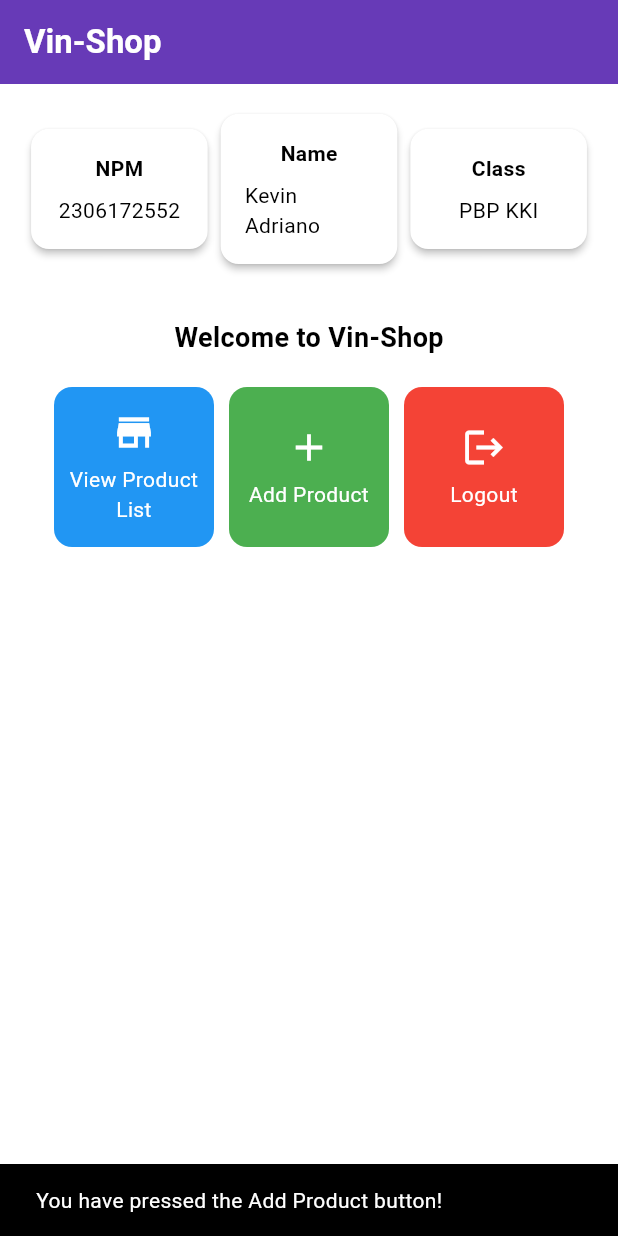
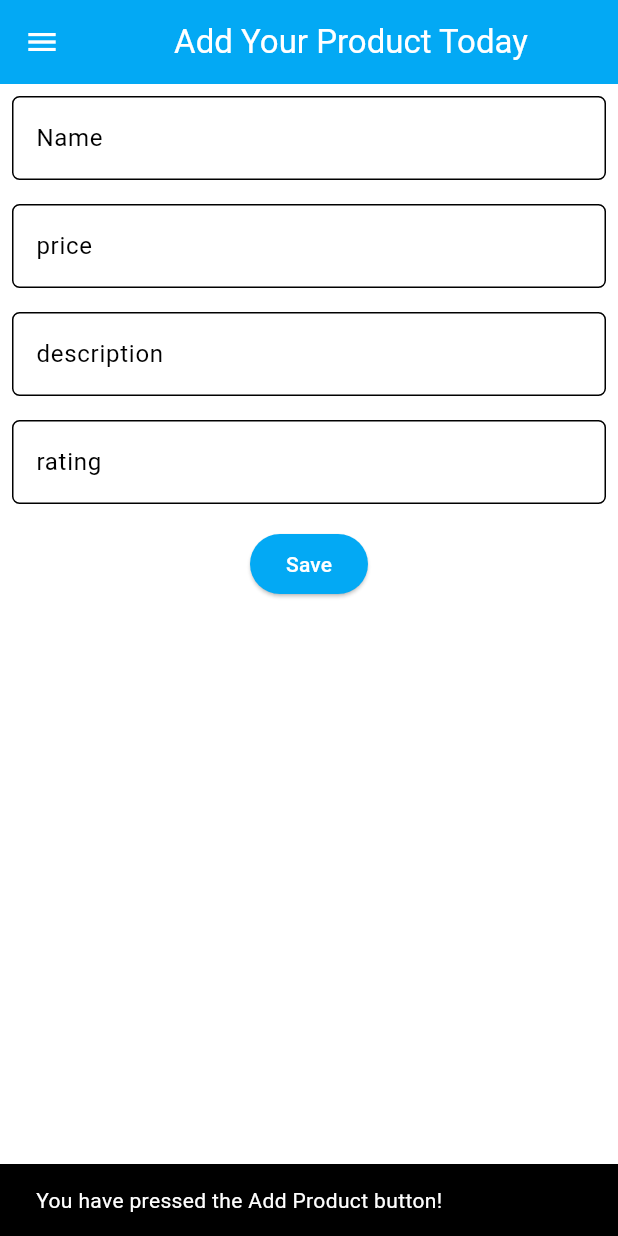
Before and after one commit to kevinadriano1/vin-shop-mobile, a Flutter app: the screen it shows after launch, after a tap on "Add Product", on a phone screen of 412 x 824 dp. Run offline on Flutter 3.47's test engine with Material 3 defaults, Android fonts, the phone set to English and light mode, and no system bars.

Commit message:
assignment 8

```diff
--- a/lib/main.dart
+++ b/lib/main.dart
@@ -1,5 +1,5 @@
 import 'package:flutter/material.dart';
-import 'package:vin_shop/menu.dart';
+import 'package:vin_shop/screens/menu.dart';
 
 void main() {
   runApp(const MyApp());
@@ -30,8 +30,8 @@
         // This works for code too, not just values: Most code changes can be
         // tested with just a hot reload.
         colorScheme: ColorScheme.fromSwatch(
-        primarySwatch: Colors.deepPurple,
-        ).copyWith(secondary: Colors.deepPurple[400]),
+        primarySwatch: Colors.lightBlue,
+        ).copyWith(secondary: Colors.lightBlue[400]),
         useMaterial3: true,
       ),
       home: MyHomePage(),
--- a/lib/menu.dart
+++ b/lib/screens/menu.dart
@@ -1,4 +1,6 @@
 import 'package:flutter/material.dart';
+import 'package:vin_shop/widgets/left_drawer.dart';
+import 'package:vin_shop/widgets/product_card.dart';
 
 class MyHomePage extends StatelessWidget {
   MyHomePage({super.key});
@@ -20,6 +22,7 @@
       // AppBar is the top part of the page that displays the title.
       appBar: AppBar(
         // The title of the application "Mental Health Tracker" with white text and bold font.
+        iconTheme: const IconThemeData(color: Colors.white),
         title: const Text(
           'Vin-Shop',
 
@@ -31,6 +34,7 @@
         // The background color of the AppBar is obtained from the application theme color scheme.
         backgroundColor: Theme.of(context).colorScheme.primary,
       ),
+      drawer: const LeftDrawer(),
       // Body of the page with paddings around it.
       body: Padding(
         padding: const EdgeInsets.all(16.0),
@@ -127,65 +131,3 @@
     );
   }
 }
-
-class ItemHomepage {
-     final String name;
-     final IconData icon;
-      final Color color;
-
-     ItemHomepage(this.name, this.icon, this.color);
- }
-
-class ItemCard extends StatelessWidget {
-  // Display the card with an icon and name.
-
-  final ItemHomepage item;
-
-  const ItemCard(this.item, {super.key});
-
-  @override
-  Widget build(BuildContext context) {
-    return Material(
-      // Specify the background color of the application theme.
-      color: item.color,
-      // Round the card border.
-      borderRadius: BorderRadius.circular(12),
-
-      child: InkWell(
-        // Action when the card is pressed.
-        onTap: () {
-          // Display the SnackBar message when the card is pressed.
-          ScaffoldMessenger.of(context)
-            ..hideCurrentSnackBar()
-            ..showSnackBar(
-              SnackBar(content: Text("You have pressed the ${item.name} button!"))
-            );
-        },
-        // Container to store the Icon and Text
-        child: Container(
-          padding: const EdgeInsets.all(8),
-          child: Center(
-            child: Column(
-              // Place the Icon and Text in the center of the card.
-              mainAxisAlignment: MainAxisAlignment.center,
-              children: [
-                Icon(
-                  item.icon,
-                  color: Colors.white,
-                  size: 30.0,
-                ),
-                const Padding(padding: EdgeInsets.all(3)),
-                Text(
-                  item.name,
-                  textAlign: TextAlign.center,
-                  style: const TextStyle(color: Colors.white),
-                ),
-              ],
-            ),
-          ),
-        ),
-      ),
-    );
-  }
-
-}
--- /dev/null
+++ b/lib/screens/productentry_form.dart
@@ -0,0 +1,197 @@
+import 'package:flutter/material.dart';
+import 'package:vin_shop/widgets/left_drawer.dart';
+
+class ProductEntryFormPage extends StatefulWidget {
+  const ProductEntryFormPage({super.key});
+
+  @override
+  State<ProductEntryFormPage> createState() => _ProductEntryFormPageState();
+}
+
+class _ProductEntryFormPageState extends State<ProductEntryFormPage> {
+  final _formKey = GlobalKey<FormState>();
+  String _name = "";
+  int _price = 0;
+	String _description = "";
+	int _rating = 0;
+
+  @override
+  Widget build(BuildContext context) {
+    return Scaffold(
+      appBar: AppBar(
+        title: const Center(
+          child: Text(
+            'Add Your Product Today',
+          ),
+        ),
+        backgroundColor: Theme.of(context).colorScheme.primary,
+        foregroundColor: Colors.white,
+      ),
+      drawer: const LeftDrawer(),
+      body: Form(
+        key: _formKey,
+        child: SingleChildScrollView(
+          child: Column(
+            crossAxisAlignment: CrossAxisAlignment.start,
+            children: [
+
+              Padding(
+                padding: const EdgeInsets.all(8.0),
+                child: TextFormField(
+                  decoration: InputDecoration(
+                    hintText: "Name",
+                    labelText: "Name",
+                    border: OutlineInputBorder(
+                      borderRadius: BorderRadius.circular(5.0),
+                    ),
+                  ),
+                  onChanged: (String? value) {
+                    setState(() {
+                      _name = value!;
+                    });
+                  },
+                  validator: (String? value) {
+                    if (value == null || value.isEmpty) {
+                      return "name cannot be empty!";
+                    }
+                    return null;
+                  },
+                ),
+              ),
+
+
+              Padding(
+                padding: const EdgeInsets.all(8.0),
+                child: TextFormField(
+                  decoration: InputDecoration(
+                    hintText: "price",
+                    labelText: "price",
+                    border: OutlineInputBorder(
+                      borderRadius: BorderRadius.circular(5.0),
+                    ),
+                  ),
+                  keyboardType: TextInputType.number,
+                  onChanged: (String? value) {
+                    setState(() {
+                      _price = int.tryParse(value!) ?? 0;
+                    });
+                  },
+                  validator: (String? value) {
+                    if (value == null || value.isEmpty) {
+                      return "price cannot be empty!";
+                    }
+                    if (int.tryParse(value) == null) {
+                      return "price must be a number!";
+                    }
+                    return null;
+                  },
+                ),
+              ),
+
+              Padding(
+                padding: const EdgeInsets.all(8.0),
+                child: TextFormField(
+                  decoration: InputDecoration(
+                    hintText: "description",
+                    labelText: "description",
+                    border: OutlineInputBorder(
+                      borderRadius: BorderRadius.circular(5.0),
+                    ),
+                  ),
+                  onChanged: (String? value) {
+                    setState(() {
+                      _description = value!;
+                    });
+                  },
+                  validator: (String? value) {
+                    if (value == null || value.isEmpty) {
+                      return "description cannot be empty!";
+                    }
+                    return null;
+                  },
+                ),
+              ),
+
+              Padding(
+                padding: const EdgeInsets.all(8.0),
+                child: TextFormField(
+                  decoration: InputDecoration(
+                    hintText: "rating",
+                    labelText: "rating",
+                    border: OutlineInputBorder(
+                      borderRadius: BorderRadius.circular(5.0),
+                    ),
+                  ),
+                  keyboardType: TextInputType.number,
+                  onChanged: (String? value) {
+                    setState(() {
+                      _rating = int.tryParse(value!) ?? 0;
+                    });
+                  },
+                  validator: (String? value) {
+                    if (value == null || value.isEmpty) {
+                      return "rating cannot be empty!";
+                    }
+                    if (int.tryParse(value) == null) {
+                      return "rating must be a number!";
+                    }
+                    return null;
+                  },
+                ),
+              ),
+
+              Align(
+                alignment: Alignment.bottomCenter,
+                child: Padding(
+                  padding: const EdgeInsets.all(8.0),
+                  child: ElevatedButton(
+                    style: ButtonStyle(
+                      backgroundColor: MaterialStateProperty.all(
+                          Theme.of(context).colorScheme.primary),
+                    ),
+                    onPressed: () {
+                    if (_formKey.currentState!.validate()) {
+                      showDialog(
+                        context: context,
+                        builder: (context) {
+                          return AlertDialog(
+                            title: const Text('Product successfully saved'),
+                            content: SingleChildScrollView(
+                              child: Column(
+                                crossAxisAlignment: CrossAxisAlignment.start,
+                                children: [
+                                  Text('Name: $_name'),
+                                  Text('Price: $_price'),
+                                  Text('Description: $_description'),  // Displaying _description
+                                  Text('Rating: $_rating'),  // Displaying _rating
+                                ],
+                              ),
+                            ),
+                            actions: [
+                              TextButton(
+                                child: const Text('OK'),
+                                onPressed: () {
+                                  Navigator.pop(context);
+                                  _formKey.currentState!.reset();
+                                },
+                              ),
+                            ],
+                          );
+                        },
+                      );
+                    }
+                  },
+                  child: const Text(
+                    "Save",
+                    style: TextStyle(color: Colors.white),
+                  ),
+                ),
+                ),
+              ),
+            ],
+          ),
+        ),
+      ),
+    );
+  }
+}
--- /dev/null
+++ b/lib/widgets/left_drawer.dart
@@ -0,0 +1,74 @@
+import 'package:flutter/material.dart';
+import 'package:vin_shop/screens/menu.dart';
+import 'package:vin_shop/screens/productentry_form.dart';
+
+class LeftDrawer extends StatelessWidget {
+  const LeftDrawer({super.key});
+
+  @override
+  Widget build(BuildContext context) {
+    return Drawer(
+      child: ListView(
+        children: [
+          DrawerHeader(
+
+            decoration: BoxDecoration(
+              color: Theme.of(context).colorScheme.primary,
+            ),
+            child: const Column(
+              children: [
+                Text(
+                  'Vin-Shop',
+                  textAlign: TextAlign.center,
+                  style: TextStyle(
+                    fontSize: 24,
+                    fontWeight: FontWeight.bold,
+                    color: Colors.white,
+                  ),
+                ),
+                Padding(padding: EdgeInsets.all(8)),
+                Text(
+                  "Buy your products every day here!",
+                  textAlign: TextAlign.center,
+                  style: TextStyle(
+                    fontSize: 15,
+                    color: Colors.white,
+                    fontWeight: FontWeight.normal,
+                  ),
+                ),
+              ],
+            ),
+
+          ),
+
+          ListTile(
+            leading: const Icon(Icons.home_outlined),
+            title: const Text('Home Page'),
+            // Redirection part to MyHomePage
+            onTap: () {
+              Navigator.pushReplacement(
+                  context,
+                  MaterialPageRoute(
+                    builder: (context) => MyHomePage(),
+                  ));
+            },
+          ),
+          ListTile(
+            leading: const Icon(Icons.shop),
+            title: const Text('Add Product'),
+            // Redirection part to ProductEntryFormPage
+            onTap: () {
+              Navigator.pop(context); // Close the drawer
+              Navigator.push(
+                context,
+                MaterialPageRoute(
+                  builder: (context) => const ProductEntryFormPage(),
+                ),
+              );
+            },
+          ),
+        ],
+      ),
+    );
+  }
+}
--- /dev/null
+++ b/lib/widgets/product_card.dart
@@ -0,0 +1,71 @@
+import 'package:flutter/material.dart';
+import 'package:vin_shop/screens/productentry_form.dart';
+
+class ItemHomepage {
+     final String name;
+     final IconData icon;
+      final Color color;
+
+     ItemHomepage(this.name, this.icon, this.color);
+ }
+
+class ItemCard extends StatelessWidget {
+  // Display the card with an icon and name.
+
+  final ItemHomepage item;
+
+  const ItemCard(this.item, {super.key});
+
+  @override
+  Widget build(BuildContext context) {
+    return Material(
+      // Specify the background color of the application theme.
+      color: item.color,
+      // Round the card border.
+      borderRadius: BorderRadius.circular(12),
+
+      child: InkWell(
+        // Action when the card is pressed.
+        onTap: () {
+          // Display the SnackBar message when the card is pressed.
+          ScaffoldMessenger.of(context)
+            ..hideCurrentSnackBar()
+            ..showSnackBar(
+              SnackBar(content: Text("You have pressed the ${item.name} button!")));
+          if (item.name == "Add Product") {
+            Navigator.push(
+              context,
+              MaterialPageRoute(
+                builder: (context) => ProductEntryFormPage(),
+              ),
+            );
+          }
+        },
+        // Container to store the Icon and Text
+        child: Container(
+          padding: const EdgeInsets.all(8),
+          child: Center(
+            child: Column(
+              // Place the Icon and Text in the center of the card.
+              mainAxisAlignment: MainAxisAlignment.center,
+              children: [
+                Icon(
+                  item.icon,
+                  color: Colors.white,
+                  size: 30.0,
+                ),
+                const Padding(padding: EdgeInsets.all(3)),
+                Text(
+                  item.name,
+                  textAlign: TextAlign.center,
+                  style: const TextStyle(color: Colors.white),
+                ),
+              ],
+            ),
+          ),
+        ),
+      ),
+    );
+  }
+
+}
```
Also changed, not shown: 1 other file.
